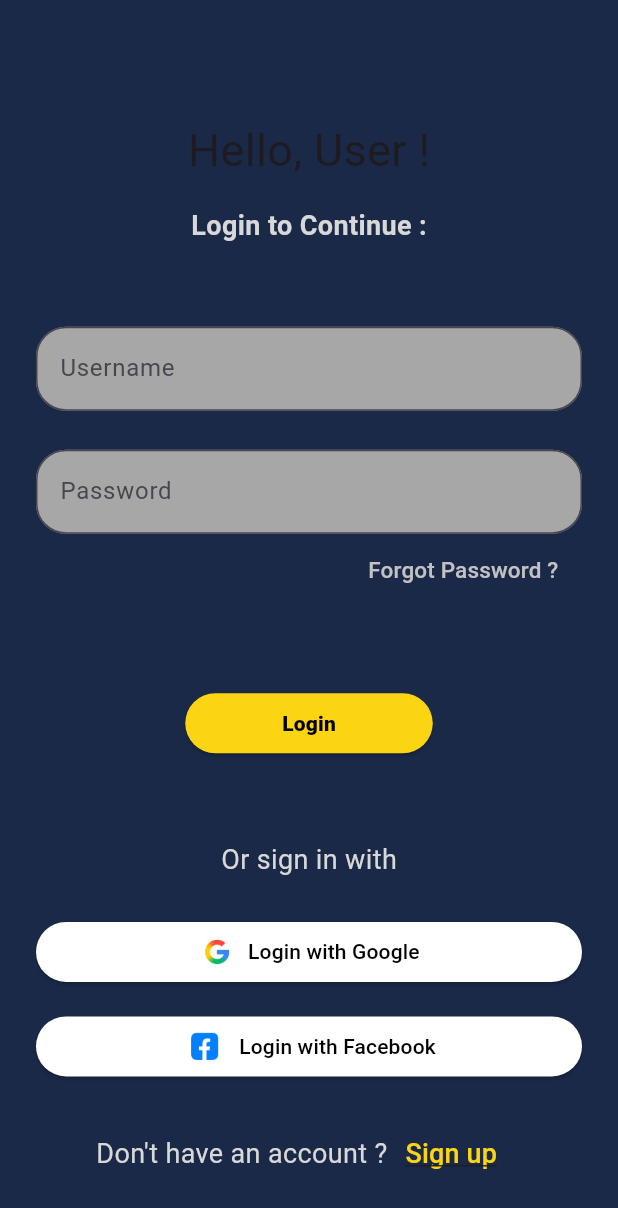
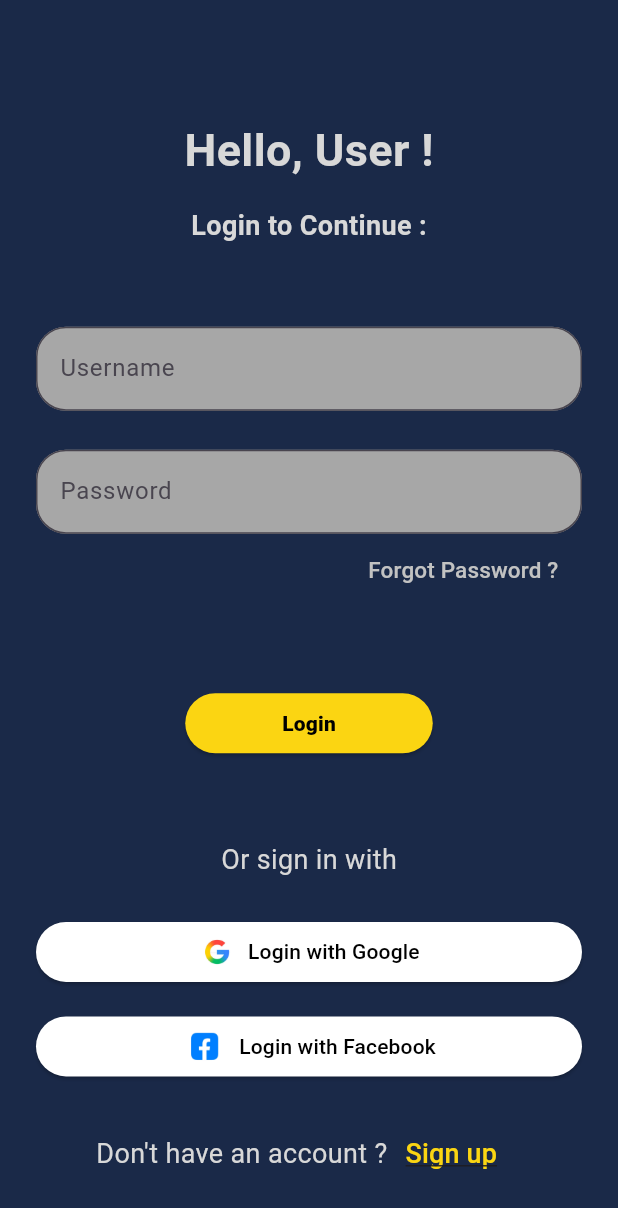
Before and after one commit to anmol-sarin/Flutter-Projects, a Flutter app: the screen it shows after launch, on a phone screen of 412 x 824 dp. Shown: the top 1208 px of the screen. Run offline on Flutter 3.47's test engine with Material 3 defaults, Android fonts, the phone set to English and light mode, and no system bars.

Commit message:
newcommit2

```diff
--- a/lib/pages/loginPage.dart
+++ b/lib/pages/loginPage.dart
@@ -22,8 +22,8 @@ class LoginPage extends StatelessWidget{
                 Text("Hello, User !",
                   style:TextStyle(
                   fontSize:30,
-                  // fontWeight:FontWeight.bold,
-                  // color: AppColors.font
+                  fontWeight:FontWeight.bold,
+                  color: AppColors.font
                 )
               ),
 
```
